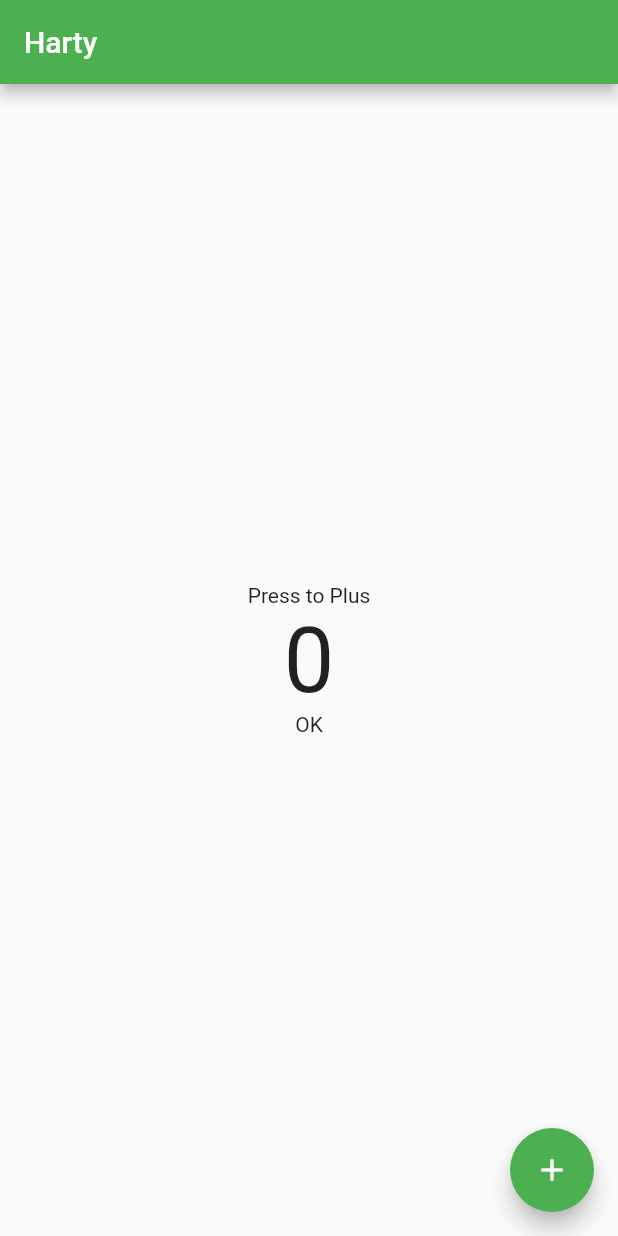
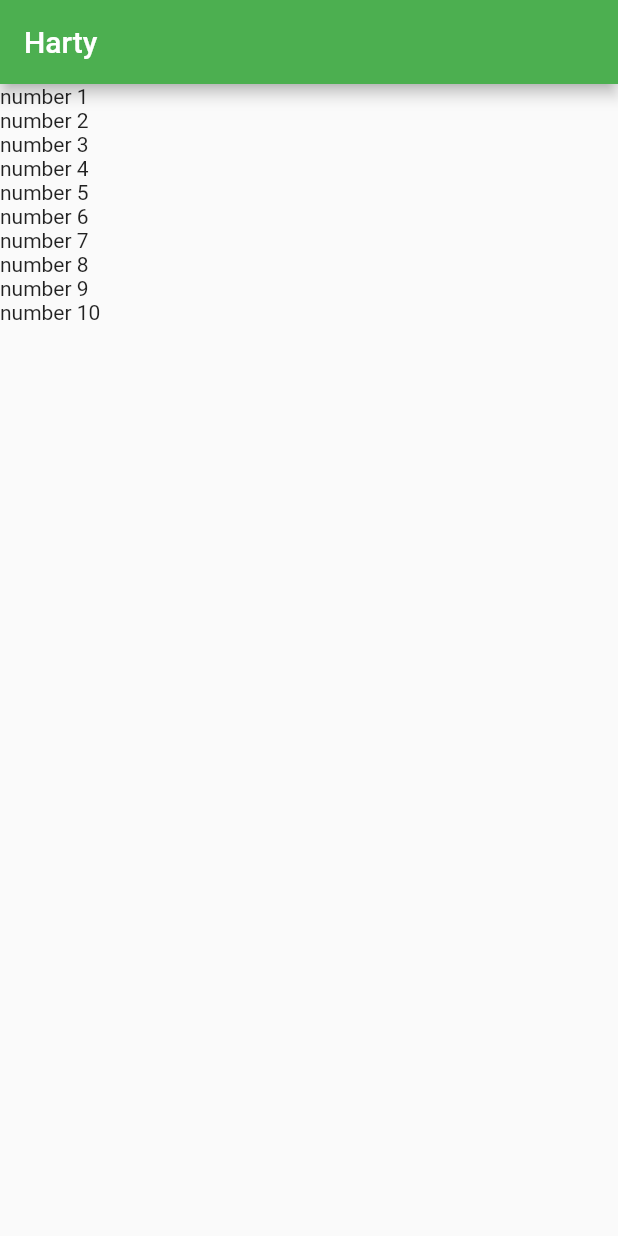
Before and after one commit to anechaboon/basic_flutter, a Flutter app: the screen it shows after launch, on a phone screen of 412 x 824 dp. Run offline on Flutter 3.47's test engine with Material 2 defaults, Android fonts, the phone set to English and light mode, and no system bars.

Commit message:
ListView prepare data at List

```diff
--- a/lib/main.dart
+++ b/lib/main.dart
@@ -27,35 +27,25 @@ class _MyHomePageState extends State<MyHomePage> {
   @override
   Widget build(BuildContext context) {
 
-    // list data text widget
-    List<Widget> data = [];
-    data.add(Text("Press to Plus"));
-    data.add(Text(
-      number.toString(),
-      style: TextStyle(fontSize: 60),
-    ));
-    data.add(Text("OK"));
-
+    // display
     return Scaffold(
       appBar: AppBar(
         title: Text("Harty"),
       ),
       body: Center(
-        child: Column(
-          mainAxisAlignment: MainAxisAlignment.center,
-          children: data,
+        child: ListView(
+          children: getData(10),
         ),
-      ),
-      floatingActionButton: FloatingActionButton(
-        onPressed: addNumber,
-        child: Icon(Icons.add),
       ),
     );
   }
 
-  void addNumber() {
-    setState(() {
-      number++;
-    });
+  //prepare data
+  List<Widget> getData(int count){
+    List<Widget> data = [];
+    for(var i = 1; i<=count; i++){
+      data.add(Text("number ${i}"));
+    }
+    return data;
   }
 }
```
